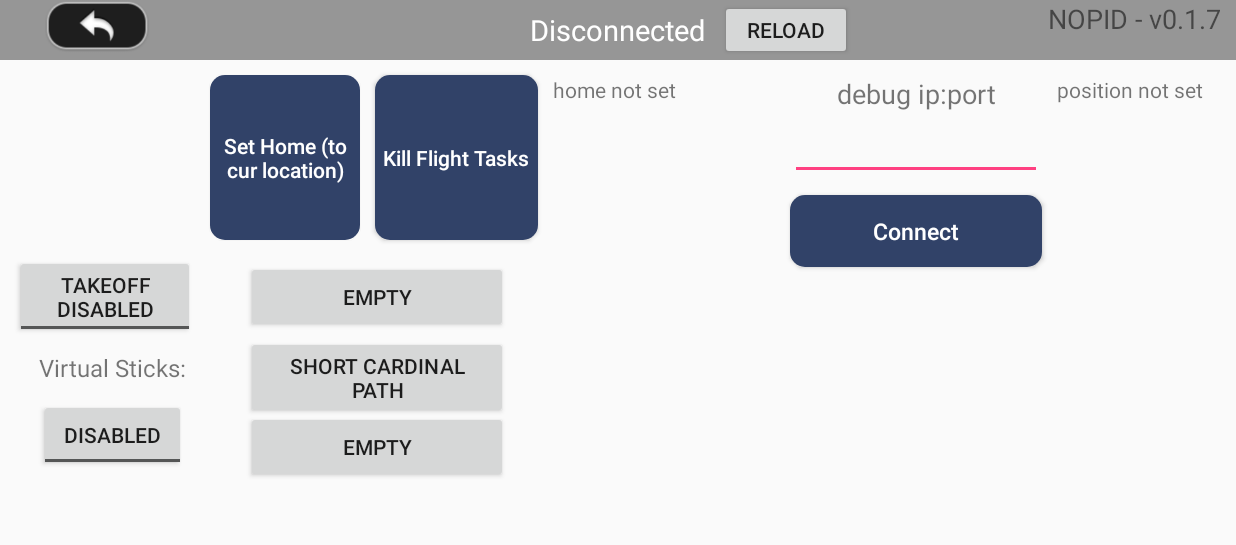
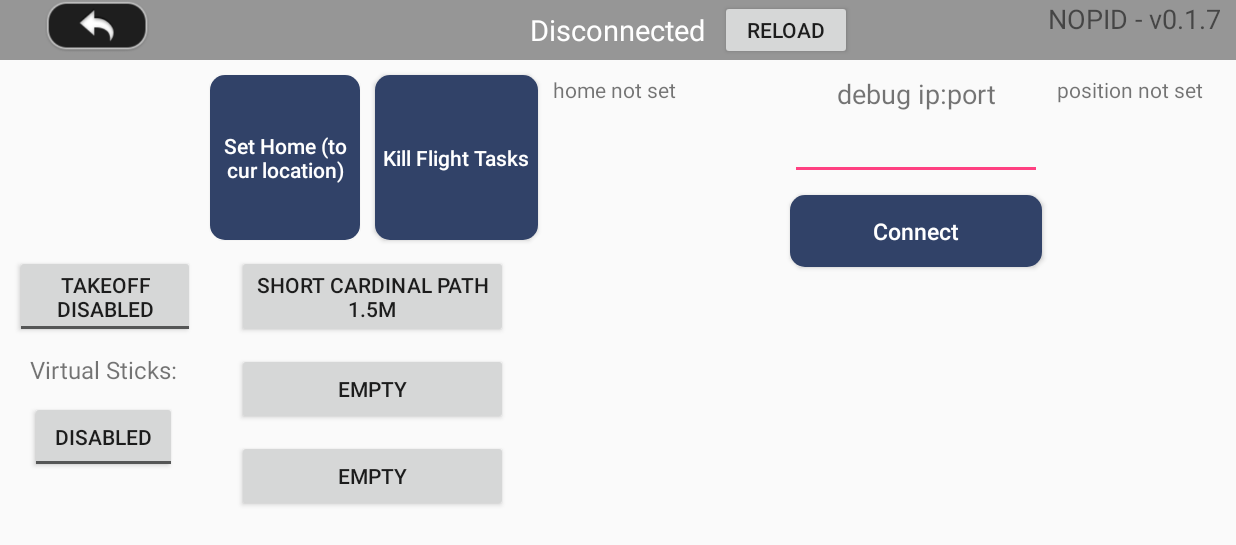
Before and after one commit to kadytoast/mavicmini, an Android app: the screen it shows after launch (MainActivity), after a tap on "Kill Flight Tasks", on a phone screen of 824 x 412 dp (held sideways). Shown: the top 545 px of the screen. Run offline under Robolectric (Android 15) with nearby library versions, the phone set to English and light mode, and no system bars; our stand-ins replace Volley; libraries missing offline, so code that uses them is left out: com.secneo.sdk, dji.common.error, dji.common.flightcontroller, dji.common.model, dji.common.util and 5 more; 7 statements that could not run were skipped.

Commit message:
more yaw removal, switch to angular velocity so no heading issues without gps, path layout edits

```diff
--- a/Launchpad/app/src/main/java/com/dji/launchpad/AircraftController.java
+++ b/Launchpad/app/src/main/java/com/dji/launchpad/AircraftController.java
@@ -357,7 +357,7 @@ public class AircraftController {
                 if (mFlightController == null) {
                     mFlightController = aircraft.getFlightController();
                     mFlightController.setRollPitchControlMode(RollPitchControlMode.VELOCITY);
-                    mFlightController.setYawControlMode(YawControlMode.ANGLE);
+                    mFlightController.setYawControlMode(YawControlMode.ANGULAR_VELOCITY);
                     mFlightController.setVerticalControlMode(VerticalControlMode.VELOCITY);
                     mFlightController.setRollPitchCoordinateSystem(FlightCoordinateSystem.BODY);
                     mFlightController.setVirtualStickAdvancedModeEnabled(true);
@@ -499,7 +499,7 @@ public class AircraftController {
     }
 
     /**
-     * launches the aircraft
+     * launches the aircraft, not queue synced
      */
     public void takeOff () {
         if (ifFlightController()){
@@ -517,7 +517,7 @@ public class AircraftController {
     }
 
     /**
-     * lands the aircraft
+     * lands the aircraft, not queue synced
      */
     public void land() {
         if (ifFlightController()){
@@ -535,9 +535,9 @@ public class AircraftController {
     }
 
     /**
-     * wipes current flight queue
+     * kills tasks related to controlling flight over queue, reset values
      */
-    public void clearCurrentFlight () {
+    public void killFlightTasks () {
         if (ifFlightController()) {
             startFlightManagementTasks();
             mFlightQueue.clearFlightData();
@@ -547,13 +547,6 @@ public class AircraftController {
             mYaw = 0;
             mThrottle = 0;
         }
-    }
-
-    /**
-     * kills tasks related to controlling flight over queue, reset values
-     */
-    public void killFlightTasks () {
-        clearCurrentFlight();
         mTaskRunning = false;
         killFlightManagementTasks();
     }
@@ -600,7 +593,6 @@ public class AircraftController {
     class sendFlightDataTask extends TimerTask {
         @Override
         public void run() {
-            // TODO clean up and ensure that tasks will auto stop and restart when needed
             if (ifFlightController()) {
                 FlightQueueData flightData;
                 if (!mTaskRunning) {
--- a/Launchpad/app/src/main/java/com/dji/launchpad/MainActivity.java
+++ b/Launchpad/app/src/main/java/com/dji/launchpad/MainActivity.java
@@ -92,10 +92,6 @@ public class MainActivity extends Activity implements View.OnClickListener {
             case R.id.btn_startpath_1:
                 // write your primary flight code here, to be initiated after takeoff
                 debug.log("path 1 started");
-                break;
-
-            case R.id.btn_startpath_2:
-                debug.log("path 2 started");
                 air.flyForward(0.75F, 2);
                 air.flyBackward(0.75F, 2);
                 air.throttleFor(0.75F, 2);
@@ -104,6 +100,10 @@ public class MainActivity extends Activity implements View.OnClickListener {
                 air.flyPort(0.75F, 2);
                 air.flyStarboard(0.75F, 4);
                 air.flyPort(0.75F, 2);
+                break;
+
+            case R.id.btn_startpath_2:
+                debug.log("path 2 started");
                 break;
 
             case R.id.btn_startpath_3:
--- a/Launchpad/app/src/main/res/layout-land/activity_main.xml
+++ b/Launchpad/app/src/main/res/layout-land/activity_main.xml
@@ -9,21 +9,21 @@
         android:id="@+id/btn_startpath_2"
         android:layout_width="wrap_content"
         android:layout_height="wrap_content"
-        android:layout_alignTop="@+id/textView"
+        android:layout_below="@+id/btn_startpath_1"
         android:layout_alignEnd="@+id/btn_startpath_1"
         android:layout_marginStart="40dp"
-        android:layout_marginTop="-10dp"
+        android:layout_marginTop="10dp"
         android:layout_toEndOf="@+id/textView"
-        android:text="short cardinal path" />
+        android:text="empty" />
 
     <Button
         android:id="@+id/btn_startpath_3"
         android:layout_width="wrap_content"
         android:layout_height="wrap_content"
-        android:layout_alignTop="@+id/textView"
+        android:layout_below="@+id/btn_startpath_2"
         android:layout_alignEnd="@+id/btn_startpath_2"
         android:layout_marginStart="40dp"
-        android:layout_marginTop="40dp"
+        android:layout_marginTop="10dp"
         android:layout_toEndOf="@+id/textView"
         android:text="empty" />
 
@@ -145,10 +145,10 @@
         android:id="@+id/textView"
         android:layout_width="wrap_content"
         android:layout_height="wrap_content"
-        android:layout_below="@+id/btn_land"
-        android:layout_marginStart="-104dp"
-        android:layout_marginTop="74dp"
-        android:layout_toEndOf="@+id/tog_takeoff_enable"
+        android:layout_below="@+id/tog_takeoff_enable"
+        android:layout_alignStart="@+id/tog_takeoff_enable"
+        android:layout_marginStart="10dp"
+        android:layout_marginTop="10dp"
         android:text="Virtual Sticks:"
         android:textSize="16sp"
         tools:textAlignment="center" />
@@ -217,13 +217,12 @@
         android:id="@+id/btn_startpath_1"
         android:layout_width="wrap_content"
         android:layout_height="wrap_content"
-        android:layout_alignTop="@+id/textView"
+        android:layout_alignTop="@+id/tog_takeoff_enable"
         android:layout_alignEnd="@+id/btn_killtasks"
         android:layout_marginStart="40dp"
-        android:layout_marginTop="-60dp"
         android:layout_marginEnd="20dp"
         android:layout_toEndOf="@+id/textView"
-        android:text="empty" />
+        android:text="short cardinal path 1.5m" />
 
 
 </RelativeLayout>
```
